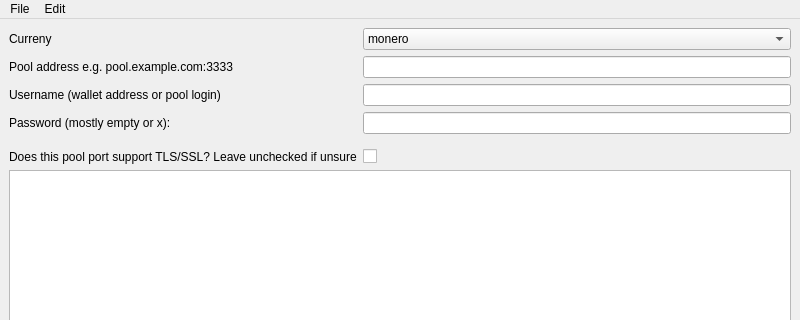
This is DonationMining/src/MainWindow.ui in jondef/MiningForHumanity as Qt 5 draws it before an edit; both pictures show x 0 to 800 and y 0 to 320 of the 800 by 600 pixel window. The edited form follows.
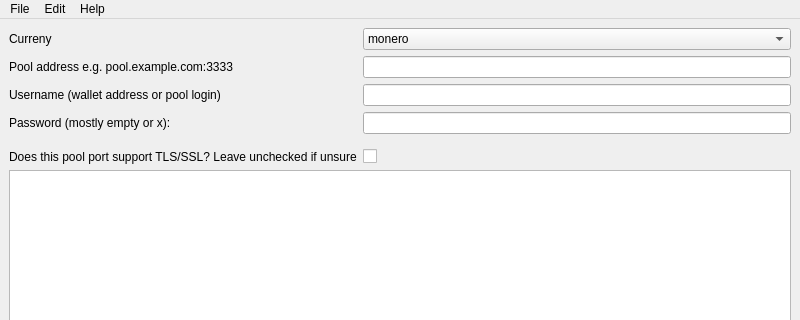
This is the edited form.

Diff of the .ui file:
```diff
--- a/DonationMining/src/MainWindow.ui
+++ b/DonationMining/src/MainWindow.ui
@@ -115,8 +115,15 @@
     </property>
     <addaction name="actionSettings"/>
    </widget>
+   <widget class="QMenu" name="menuHelp">
+    <property name="title">
+     <string>Help</string>
+    </property>
+    <addaction name="actionAbout"/>
+   </widget>
    <addaction name="menuQuit"/>
    <addaction name="menuEdit"/>
+   <addaction name="menuHelp"/>
   </widget>
   <widget class="QStatusBar" name="statusbar"/>
   <action name="actionQuit">
```
Left out of the diff: 5 changed lines with no effect on the pictures.
